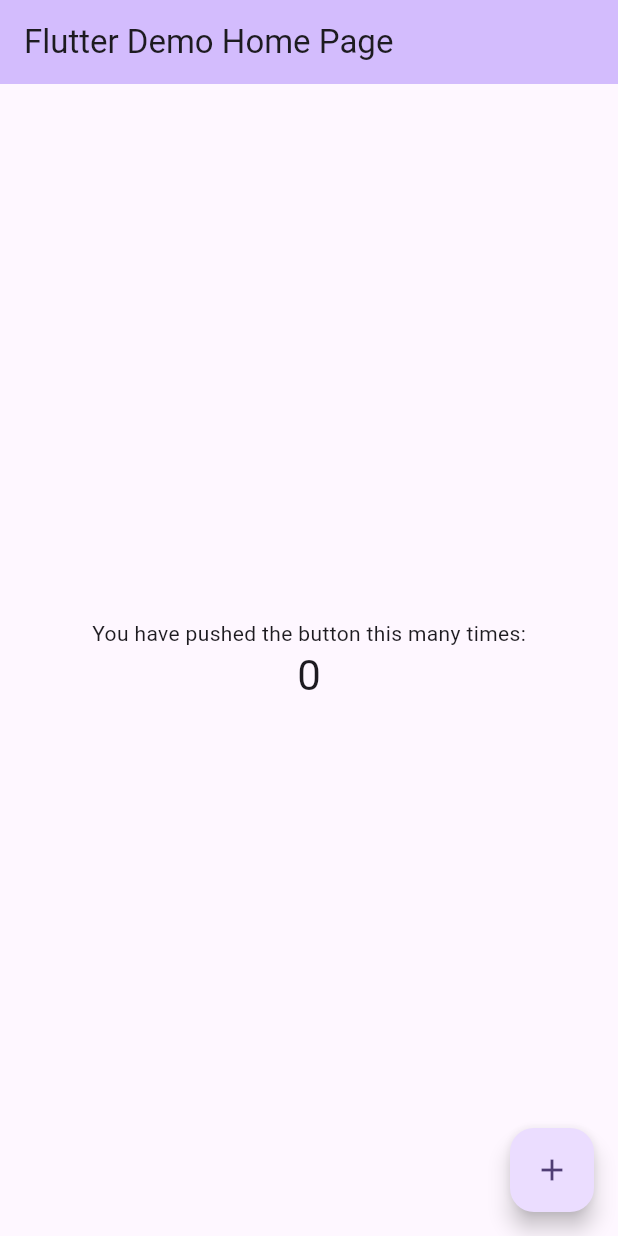
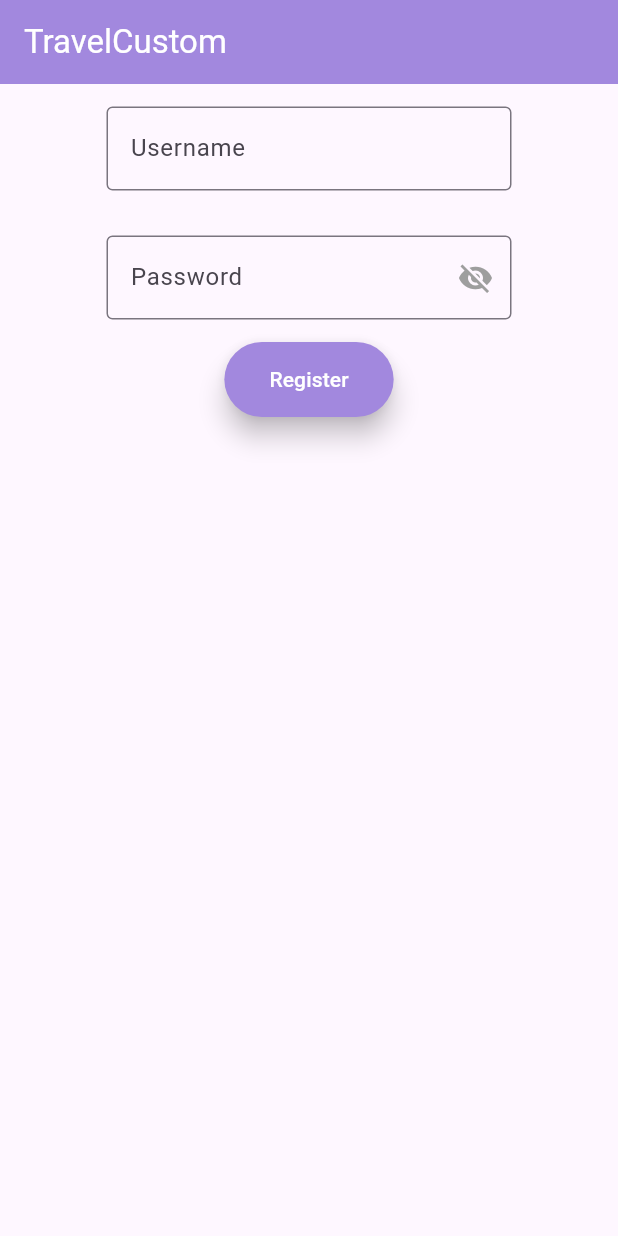
Before and after one commit to KaiC5504/TravelCustom, a Flutter app: the screen it shows after launch, on a phone screen of 412 x 824 dp. Run offline on Flutter 3.47's test engine with Material 3 defaults, Android fonts, the phone set to English and light mode, and no system bars; our stand-ins replace firebase_core; accounts and stored records are empty.

Commit message:
A bit of Register Page and only username textController

```diff
--- a/lib/main.dart
+++ b/lib/main.dart
@@ -6,120 +6,126 @@
 
 class MyApp extends StatelessWidget {
   const MyApp({super.key});
-
-  // This widget is the root of your application.
   @override
   Widget build(BuildContext context) {
     return MaterialApp(
-      title: 'Flutter Demo',
+      title: 'TravelCustom',
       theme: ThemeData(
-        // This is the theme of your application.
-        //
-        // TRY THIS: Try running your application with "flutter run". You'll see
-        // the application has a purple toolbar. Then, without quitting the app,
-        // try changing the seedColor in the colorScheme below to Colors.green
-        // and then invoke "hot reload" (save your changes or press the "hot
-        // reload" button in a Flutter-supported IDE, or press "r" if you used
-        // the command line to start the app).
-        //
-        // Notice that the counter didn't reset back to zero; the application
-        // state is not lost during the reload. To reset the state, use hot
-        // restart instead.
-        //
-        // This works for code too, not just values: Most code changes can be
-        // tested with just a hot reload.
-        colorScheme: ColorScheme.fromSeed(seedColor: Colors.deepPurple),
+        colorScheme: ColorScheme.fromSeed(
+            seedColor: const Color.fromARGB(255, 136, 101, 197)),
         useMaterial3: true,
       ),
-      home: const MyHomePage(title: 'Flutter Demo Home Page'),
+      home: const HomePage(),
     );
   }
 }
 
-class MyHomePage extends StatefulWidget {
-  const MyHomePage({super.key, required this.title});
-
-  // This widget is the home page of your application. It is stateful, meaning
-  // that it has a State object (defined below) that contains fields that affect
-  // how it looks.
-
-  // This class is the configuration for the state. It holds the values (in this
-  // case the title) provided by the parent (in this case the App widget) and
-  // used by the build method of the State. Fields in a Widget subclass are
-  // always marked "final".
-
-  final String title;
+class HomePage extends StatefulWidget {
+  const HomePage({super.key});
 
   @override
-  State<MyHomePage> createState() => _MyHomePageState();
+  State<HomePage> createState() => _HomePageState();
 }
 
-class _MyHomePageState extends State<MyHomePage> {
-  int _counter = 0;
+class _HomePageState extends State<HomePage> {
 
-  void _incrementCounter() {
-    setState(() {
-      // This call to setState tells the Flutter framework that something has
-      // changed in this State, which causes it to rerun the build method below
-      // so that the display can reflect the updated values. If we changed
-      // _counter without calling setState(), then the build method would not be
-      // called again, and so nothing would appear to happen.
-      _counter++;
-    });
+  late final TextEditingController _username;
+  late final TextEditingController _password;
+
+  @override
+  void initState() {
+    _username = TextEditingController();
+    _password = TextEditingController();
+    super.initState();
+  }
+
+  @override
+  void dispose() {
+    _username.dispose();
+    _password.dispose();
+    super.dispose();
   }
 
   @override
   Widget build(BuildContext context) {
-    // This method is rerun every time setState is called, for instance as done
-    // by the _incrementCounter method above.
-    //
-    // The Flutter framework has been optimized to make rerunning build methods
-    // fast, so that you can just rebuild anything that needs updating rather
-    // than having to individually change instances of widgets.
     return Scaffold(
       appBar: AppBar(
-        // TRY THIS: Try changing the color here to a specific color (to
-        // Colors.amber, perhaps?) and trigger a hot reload to see the AppBar
-        // change color while the other colors stay the same.
-        backgroundColor: Theme.of(context).colorScheme.inversePrimary,
-        // Here we take the value from the MyHomePage object that was created by
-        // the App.build method, and use it to set our appbar title.
-        title: Text(widget.title),
+        title:
+            const Text('TravelCustom', style: TextStyle(color: Colors.white)),
+        backgroundColor: const Color.fromARGB(255, 162, 136, 222),
       ),
-      body: Center(
-        // Center is a layout widget. It takes a single child and positions it
-        // in the middle of the parent.
-        child: Column(
-          // Column is also a layout widget. It takes a list of children and
-          // arranges them vertically. By default, it sizes itself to fit its
-          // children horizontally, and tries to be as tall as its parent.
-          //
-          // Column has various properties to control how it sizes itself and
-          // how it positions its children. Here we use mainAxisAlignment to
-          // center the children vertically; the main axis here is the vertical
-          // axis because Columns are vertical (the cross axis would be
-          // horizontal).
-          //
-          // TRY THIS: Invoke "debug painting" (choose the "Toggle Debug Paint"
-          // action in the IDE, or press "p" in the console), to see the
-          // wireframe for each widget.
-          mainAxisAlignment: MainAxisAlignment.center,
-          children: <Widget>[
-            const Text(
-              'You have pushed the button this many times:',
+      body: Column(
+        children: [
+          //username textfield
+          Center(
+            child: Container(
+              width: 300,
+              padding: const EdgeInsets.all(15),
+              child: TextField(
+                controller: _username,
+                decoration: const InputDecoration(
+                    labelText: 'Username', border: OutlineInputBorder()),
+              ),
             ),
-            Text(
-              '$_counter',
-              style: Theme.of(context).textTheme.headlineMedium,
+          ),
+
+          //password textfield with show/hide password
+          ShowPassword(),
+
+          //register button
+          ElevatedButton(
+            onPressed: () async {},
+            style: ElevatedButton.styleFrom(
+              backgroundColor: const Color.fromARGB(255, 162, 136, 222),
+              foregroundColor: Colors.white,
+              elevation: 7,
+              padding: const EdgeInsets.symmetric(horizontal: 30, vertical: 15),
             ),
-          ],
-        ),
+            child:
+                const Text('Register', style: TextStyle(color: Colors.white)),
+          ),
+        ],
       ),
-      floatingActionButton: FloatingActionButton(
-        onPressed: _incrementCounter,
-        tooltip: 'Increment',
-        child: const Icon(Icons.add),
-      ), // This trailing comma makes auto-formatting nicer for build methods.
     );
   }
 }
+
+class ShowPassword extends StatefulWidget {
+
+  const ShowPassword({super.key});
+
+  @override
+  // ignore: library_private_types_in_public_api
+  _ShowPasswordState createState() => _ShowPasswordState();
+}
+
+class _ShowPasswordState extends State<ShowPassword> {
+  bool _isObscured = true;
+
+  @override
+  Widget build(BuildContext context) {
+    return Center(
+      child: Container(
+        width: 300,
+        padding: const EdgeInsets.all(15),
+        child: TextField(
+          obscureText: _isObscured,
+          decoration: InputDecoration(
+            labelText: 'Password',
+            border: const OutlineInputBorder(),
+            suffixIcon: IconButton(
+                icon: Icon(
+                  _isObscured ? Icons.visibility_off : Icons.visibility,
+                  color: Colors.grey,
+                ),
+                onPressed: () {
+                  setState(() {
+                    _isObscured = !_isObscured;
+                  });
+                }),
+          ),
+        ),
+      ),
+    );
+  }
+}
```
